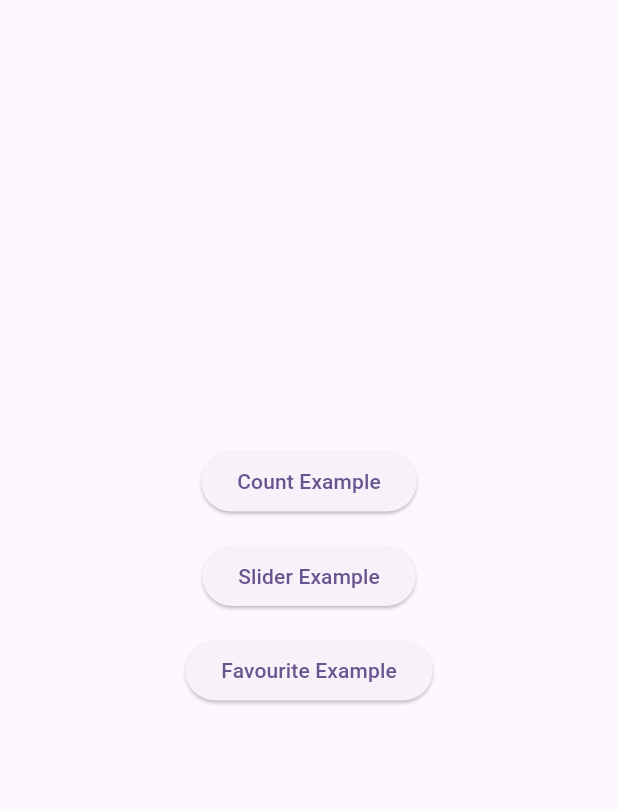
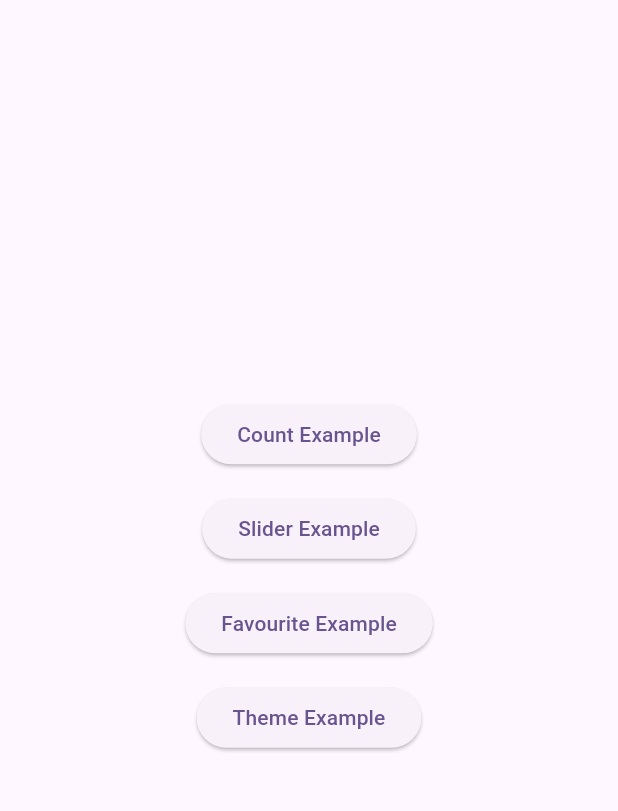
Before and after one commit to aaryandasinfomedia/provider_sample, a Flutter app: the screen it shows after launch, on a phone screen of 412 x 824 dp, the part 84-895 px from its top. Run offline on Flutter 3.47's test engine with Material 2 defaults, Android fonts, the phone set to English and light mode, and no system bars; missing offline and left inert: dart:ffi.

Commit message:
theme example is completed

```diff
--- a/lib/main.dart
+++ b/lib/main.dart
@@ -1,7 +1,8 @@
 import 'package:flutter/material.dart';
 import 'package:provider/provider.dart';
-import 'package:provider_sample/provider.dart';
 import 'package:provider_sample/screens/home_screen.dart';
+import 'package:provider_sample/providers/simple_provider.dart';
+import 'package:provider_sample/providers/theme_provider.dart';
 
 void main() {
   runApp(const MyApp());
@@ -12,16 +13,31 @@ class MyApp extends StatelessWidget {
 
   @override
   Widget build(BuildContext context) {
-    return ChangeNotifierProvider(
-      create: (context) => SampleProvider(),
-      child: MaterialApp(
+    return MultiProvider(
+      providers: [
+        ChangeNotifierProvider(create: (context) => SampleProvider(),),
+        ChangeNotifierProvider(create: (context) => ThemeProvider(),)
+      ],
+      child: Builder(
+        builder: (BuildContext context) {
+          return MaterialApp(
+              themeMode: Provider.of<ThemeProvider>(context).themeMode,
               debugShowCheckedModeBanner: false,
               title: 'Provider Sample',
               theme: ThemeData(
                 colorScheme: ColorScheme.fromSeed(seedColor: Colors.deepPurple),
                 useMaterial3: true,
               ),
+              darkTheme: ThemeData(
+                brightness: Brightness.dark,
+                primarySwatch: Colors.deepOrange
+              ),
+              highContrastTheme: ThemeData(
+                brightness: Brightness.dark
+              ),
               home: const HomeScreen()
+          );
+        },
       ),
     );
   }
--- a/lib/provider.dart
+++ b/lib/providers/simple_provider.dart
@@ -32,5 +32,4 @@ class SampleProvider extends ChangeNotifier{
   }
 
 
-
 }
--- /dev/null
+++ b/lib/providers/theme_provider.dart
@@ -0,0 +1,12 @@
+
+import 'package:flutter/cupertino.dart';
+import 'package:flutter/material.dart';
+
+class ThemeProvider extends ChangeNotifier {
+var themeMode = ThemeMode.light;
+
+  void setTheme(_themeMode) {
+    themeMode = _themeMode;
+    notifyListeners();
+  }
+}
--- a/lib/screens/basic_counter_example.dart
+++ b/lib/screens/basic_counter_example.dart
@@ -2,7 +2,7 @@ import 'dart:async';
 
 import 'package:flutter/material.dart';
 import 'package:provider/provider.dart';
-import 'package:provider_sample/provider.dart';
+import 'package:provider_sample/providers/simple_provider.dart';
 
 class BasicCounterExample extends StatefulWidget {
   const BasicCounterExample({super.key});
--- a/lib/screens/home_screen.dart
+++ b/lib/screens/home_screen.dart
@@ -2,6 +2,7 @@ import 'package:flutter/material.dart';
 import 'package:provider_sample/screens/basic_counter_example.dart';
 import 'package:provider_sample/screens/favourite_screen.dart';
 import 'package:provider_sample/screens/slider_example.dart';
+import 'package:provider_sample/screens/theme_screen.dart';
 
 class HomeScreen extends StatefulWidget {
   const HomeScreen({super.key});
@@ -38,6 +39,13 @@ class _HomeScreenState extends State<HomeScreen> {
             ElevatedButton(
             onPressed: () => Navigator.push(context, MaterialPageRoute(builder: (context) => FavouriteExampleScreen(),)),
             child: Text('Favourite Example')),
+
+            SizedBox(
+              height: 15,
+            ),
+            ElevatedButton(
+            onPressed: () => Navigator.push(context, MaterialPageRoute(builder: (context) => ThemeChangeScreen(),)),
+            child: Text('Theme Example')),
           ],
         ),
       ),
--- a/lib/screens/slider_example.dart
+++ b/lib/screens/slider_example.dart
@@ -2,7 +2,7 @@ import 'dart:ffi';
 
 import 'package:flutter/material.dart';
 import 'package:provider/provider.dart';
-import 'package:provider_sample/provider.dart';
+import 'package:provider_sample/providers/simple_provider.dart';
 
 class SliderExampleScreen extends StatefulWidget {
   const SliderExampleScreen({super.key});
```
Also changed, not shown: lib/screens/favourite_list.dart (+27 -22 lines), lib/screens/favourite_screen.dart (+35 -39 lines), lib/screens/theme_screen.dart (added, +45 -0 lines). Lines whose indentation alone changed are shown as unchanged.
